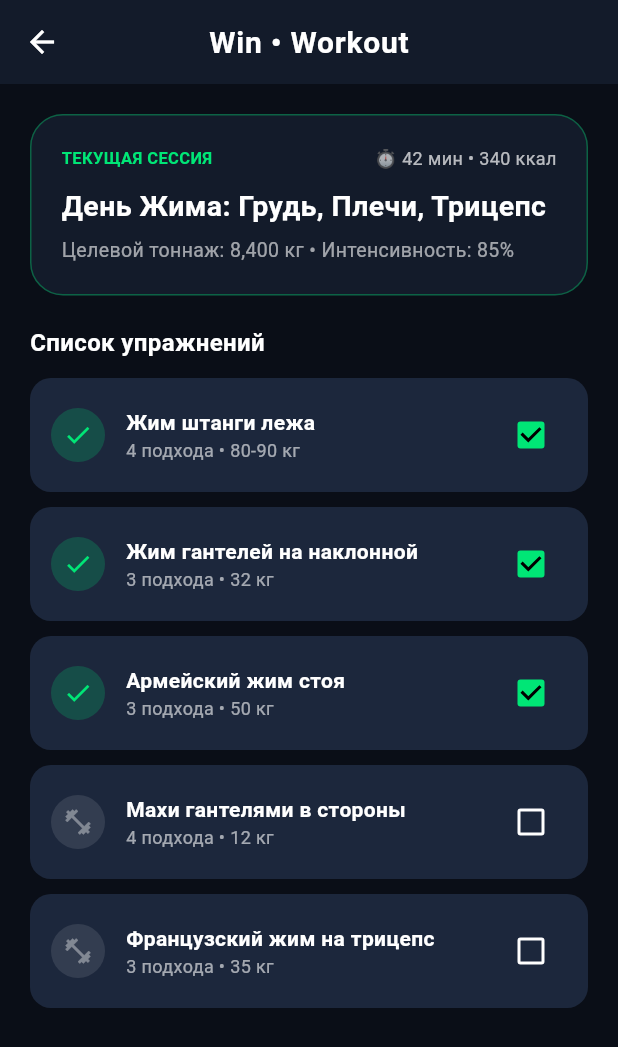
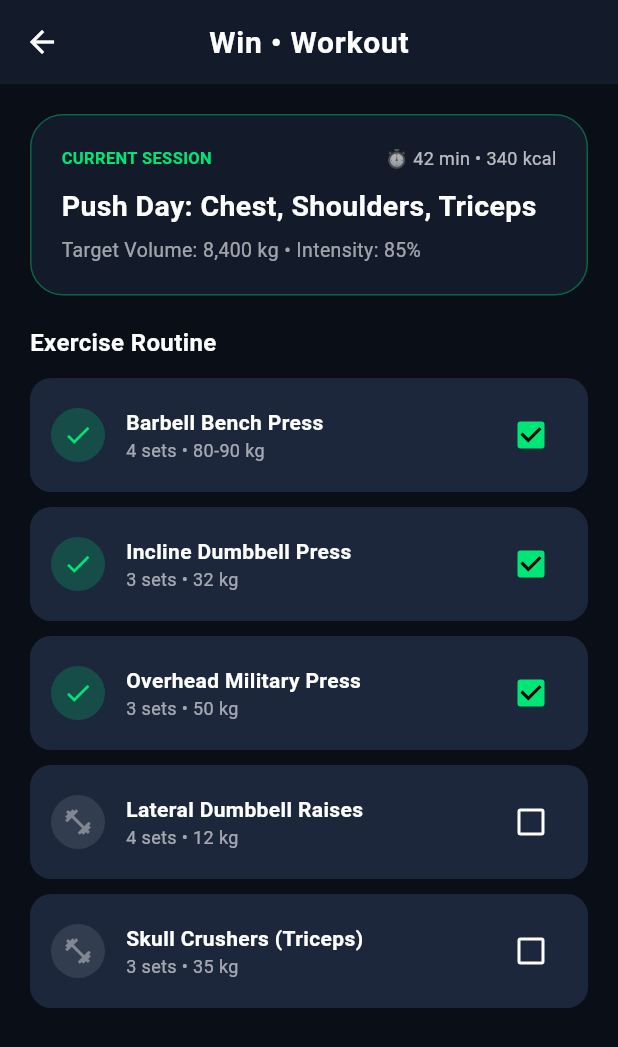
Before and after one commit to mancolo13/com.winfit.fitness.tracker, a Flutter app: the Tab1Screen screen opened directly, on a phone screen of 412 x 824 dp. Shown: the top 1047 px of the screen. Run offline on Flutter 3.47's test engine with Material 3 defaults, Android fonts, the phone set to English and light mode, and no system bars.

Commit message:
feat(i18n): translate tabs to English and fix layout overflow

```diff
--- a/lib/screens/tabs/tab1_screen.dart
+++ b/lib/screens/tabs/tab1_screen.dart
@@ -10,11 +10,11 @@ class Tab1Screen extends StatefulWidget {
 
 class _Tab1ScreenState extends State<Tab1Screen> {
   final List<Map<String, dynamic>> _exercises = [
-    {'name': 'Жим штанги лежа', 'sets': '4 подхода • 80-90 кг', 'done': true},
-    {'name': 'Жим гантелей на наклонной', 'sets': '3 подхода • 32 кг', 'done': true},
-    {'name': 'Армейский жим стоя', 'sets': '3 подхода • 50 кг', 'done': true},
-    {'name': 'Махи гантелями в стороны', 'sets': '4 подхода • 12 кг', 'done': false},
-    {'name': 'Французский жим на трицепс', 'sets': '3 подхода • 35 кг', 'done': false},
+    {'name': 'Barbell Bench Press', 'sets': '4 sets • 80-90 kg', 'done': true},
+    {'name': 'Incline Dumbbell Press', 'sets': '3 sets • 32 kg', 'done': true},
+    {'name': 'Overhead Military Press', 'sets': '3 sets • 50 kg', 'done': true},
+    {'name': 'Lateral Dumbbell Raises', 'sets': '4 sets • 12 kg', 'done': false},
+    {'name': 'Skull Crushers (Triceps)', 'sets': '3 sets • 35 kg', 'done': false},
   ];
 
   @override
@@ -41,19 +41,19 @@ class _Tab1ScreenState extends State<Tab1Screen> {
                   Row(
                     mainAxisAlignment: MainAxisAlignment.spaceBetween,
                     children: [
-                      Text('ТЕКУЩАЯ СЕССИЯ', style: TextStyle(color: AppTheme.primaryColor, fontWeight: FontWeight.bold, fontSize: 11)),
-                      Text('⏱ 42 мин • 340 ккал', style: TextStyle(color: Colors.white70, fontSize: 12)),
+                      Text('CURRENT SESSION', style: TextStyle(color: AppTheme.primaryColor, fontWeight: FontWeight.bold, fontSize: 11)),
+                      Text('⏱ 42 min • 340 kcal', style: TextStyle(color: Colors.white70, fontSize: 12)),
                     ],
                   ),
                   SizedBox(height: 10),
-                  Text('День Жима: Грудь, Плечи, Трицепс', style: TextStyle(color: Colors.white, fontSize: 19, fontWeight: FontWeight.bold)),
+                  Text('Push Day: Chest, Shoulders, Triceps', style: TextStyle(color: Colors.white, fontSize: 19, fontWeight: FontWeight.bold)),
                   SizedBox(height: 6),
-                  Text('Целевой тоннаж: 8,400 кг • Интенсивность: 85%', style: TextStyle(color: Colors.white60, fontSize: 13)),
+                  Text('Target Volume: 8,400 kg • Intensity: 85%', style: TextStyle(color: Colors.white60, fontSize: 13)),
                 ],
               ),
             ),
             const SizedBox(height: 20),
-            const Text('Список упражнений', style: TextStyle(color: Colors.white, fontSize: 16, fontWeight: FontWeight.bold)),
+            const Text('Exercise Routine', style: TextStyle(color: Colors.white, fontSize: 16, fontWeight: FontWeight.bold)),
             const SizedBox(height: 12),
             ..._exercises.map((e) => Container(
               margin: const EdgeInsets.only(bottom: 10),
--- a/lib/screens/tabs/tab2_screen.dart
+++ b/lib/screens/tabs/tab2_screen.dart
@@ -7,11 +7,11 @@ class Tab2Screen extends StatelessWidget {
   @override
   Widget build(BuildContext context) {
     final days = [
-      {'day': 'Понедельник', 'focus': 'Жим (Грудь, Плечи, Трицепс)', 'active': true},
-      {'day': 'Вторник', 'focus': 'Тяга (Спина, Задняя дельта, Бицепс)', 'active': false},
-      {'day': 'Среда', 'focus': 'День Ног & Пресс (Квадрицепс, Икры)', 'active': false},
-      {'day': 'Четверг', 'focus': 'Восстановление & Кардио', 'active': false},
-      {'day': 'Пятница', 'focus': 'Верх тела (Гипертрофия)', 'active': false},
+      {'day': 'Monday', 'focus': 'Push (Chest, Shoulders, Triceps)', 'active': true},
+      {'day': 'Tuesday', 'focus': 'Pull (Back, Rear Delts, Biceps)', 'active': false},
+      {'day': 'Wednesday', 'focus': 'Legs & Core (Quads, Hamstrings, Calves)', 'active': false},
+      {'day': 'Thursday', 'focus': 'Active Recovery & Cardio', 'active': false},
+      {'day': 'Friday', 'focus': 'Upper Body (Hypertrophy)', 'active': false},
     ];
 
     return Scaffold(
@@ -33,14 +33,14 @@ class Tab2Screen extends StatelessWidget {
               child: const Column(
                 crossAxisAlignment: CrossAxisAlignment.start,
                 children: [
-                  Text('Программа: Push / Pull / Legs Pro', style: TextStyle(color: AppTheme.primaryColor, fontWeight: FontWeight.bold, fontSize: 16)),
+                  Text('Program: Push / Pull / Legs Pro', style: TextStyle(color: AppTheme.primaryColor, fontWeight: FontWeight.bold, fontSize: 16)),
                   SizedBox(height: 4),
-                  Text('4 тренировочных дня в неделю • Цикл 8 недель', style: TextStyle(color: Colors.white70, fontSize: 12)),
+                  Text('4 training days/week • 8-week cycle', style: TextStyle(color: Colors.white70, fontSize: 12)),
                 ],
               ),
             ),
             const SizedBox(height: 20),
-            const Text('Расписание тренировочного сплита', style: TextStyle(color: Colors.white, fontSize: 16, fontWeight: FontWeight.bold)),
+            const Text('Training Split Schedule', style: TextStyle(color: Colors.white, fontSize: 16, fontWeight: FontWeight.bold)),
             const SizedBox(height: 12),
             ...days.map((d) => Container(
               margin: const EdgeInsets.only(bottom: 10),
--- a/lib/screens/tabs/tab3_screen.dart
+++ b/lib/screens/tabs/tab3_screen.dart
@@ -24,21 +24,21 @@ class Tab3Screen extends StatelessWidget {
               ),
               child: const Column(
                 children: [
-                  Text('Суммарный тоннаж за неделю', style: TextStyle(color: Colors.white70, fontSize: 12)),
+                  Text('Total Volume This Week', style: TextStyle(color: Colors.white70, fontSize: 12)),
                   SizedBox(height: 6),
-                  Text('28,450 кг', style: TextStyle(color: AppTheme.primaryColor, fontSize: 32, fontWeight: FontWeight.bold)),
+                  Text('28,450 kg', style: TextStyle(color: AppTheme.primaryColor, fontSize: 32, fontWeight: FontWeight.bold)),
                   SizedBox(height: 6),
-                  Text('+12% прогресс перегрузки vs прошлый месяц', style: TextStyle(color: Colors.greenAccent, fontSize: 12)),
+                  Text('+12% overload progress vs last month', style: TextStyle(color: Colors.greenAccent, fontSize: 12)),
                 ],
               ),
             ),
             const SizedBox(height: 20),
-            const Text('Персональные рекорды (1ПМ)', style: TextStyle(color: Colors.white, fontSize: 16, fontWeight: FontWeight.bold)),
+            const Text('Personal Records (1RM)', style: TextStyle(color: Colors.white, fontSize: 16, fontWeight: FontWeight.bold)),
             const SizedBox(height: 12),
-            _buildPr('Жим лежа', '115 кг', '+5 кг за месяц'),
-            _buildPr('Приседания со штангой', '150 кг', '+10 кг за 2 месяца'),
-            _buildPr('Становая тяга', '185 кг', 'Рекорд клуба'),
-            _buildPr('Подтягивания с весом', '+32 кг на 5 повт.', 'Отличная сила спины'),
+            _buildPr('Bench Press', '115 kg', '+5 kg in 1 month'),
+            _buildPr('Barbell Back Squat', '150 kg', '+10 kg in 2 months'),
+            _buildPr('Barbell Deadlift', '185 kg', 'Gym Record'),
+            _buildPr('Weighted Pull-ups', '+32 kg for 5 reps', 'Outstanding Back Strength'),
           ],
         ),
       ),
--- a/lib/screens/tabs/tab4_screen.dart
+++ b/lib/screens/tabs/tab4_screen.dart
@@ -29,20 +29,20 @@ class Tab4Screen extends StatelessWidget {
                   Column(
                     crossAxisAlignment: CrossAxisAlignment.start,
                     children: [
-                      Text('Алекс Смирнов', style: TextStyle(color: Colors.white, fontWeight: FontWeight.bold, fontSize: 18)),
+                      Text('Alex Miller', style: TextStyle(color: Colors.white, fontWeight: FontWeight.bold, fontSize: 18)),
                       SizedBox(height: 4),
-                      Text('78.4 кг • 182 см • 13.8% жира', style: TextStyle(color: Colors.white60, fontSize: 13)),
+                      Text('78.4 kg • 182 cm • 13.8% body fat', style: TextStyle(color: Colors.white60, fontSize: 13)),
                     ],
                   ),
                 ],
               ),
             ),
             const SizedBox(height: 20),
-            const Text('Статистика атлета', style: TextStyle(color: Colors.white, fontSize: 16, fontWeight: FontWeight.bold)),
+            const Text('Athlete Profile', style: TextStyle(color: Colors.white, fontSize: 16, fontWeight: FontWeight.bold)),
             const SizedBox(height: 12),
-            _buildStatTile('Всего тренировок в базе', '148 тренировок', Icons.history),
-            _buildStatTile('Серия без пропусков', '22 дня подряд', Icons.local_fire_department),
-            _buildStatTile('Любимая группа мышц', 'Спина & Грудь', Icons.favorite),
+            _buildStatTile('Total Logged Workouts', '148 workouts', Icons.history),
+            _buildStatTile('Unbroken Streak', '22 days straight', Icons.local_fire_department),
+            _buildStatTile('Favorite Muscle Group', 'Back & Chest', Icons.favorite),
           ],
         ),
       ),
```
